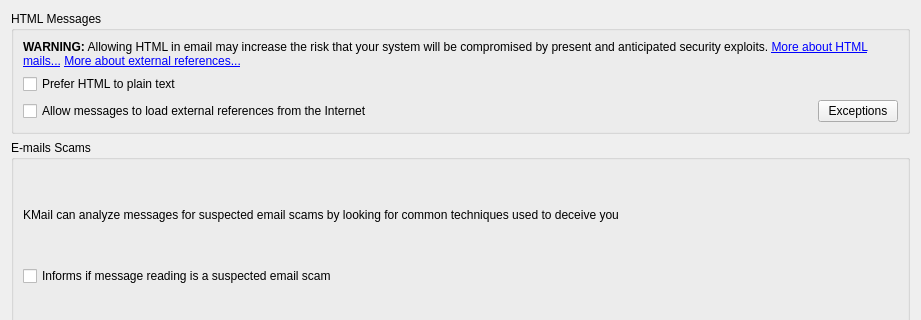
This is src/ui/securitypagegeneraltab.ui in KDE/kmail as Qt 5 draws it before an edit; both pictures show x 0 to 921 and y 0 to 320 of the 921 by 663 pixel window. The edited form follows.
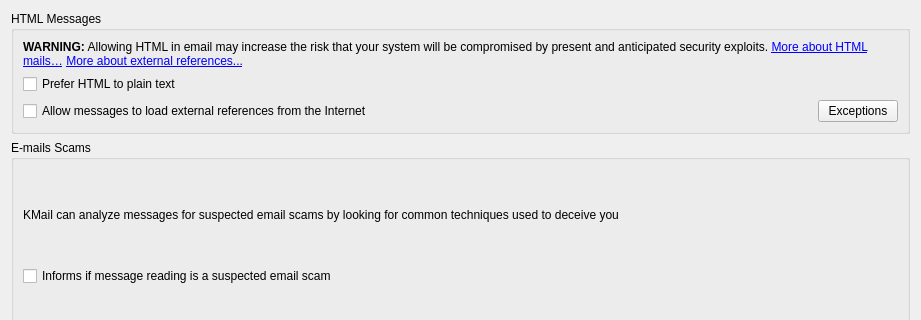
This is the edited form. Custom widgets are drawn as their Qt base class.

The edit to the form file:
```diff
--- a/src/ui/securitypagegeneraltab.ui
+++ b/src/ui/securitypagegeneraltab.ui
@@ -59,7 +59,7 @@
          <enum>Qt::NoContextMenu</enum>
         </property>
         <property name="text">
-         <string>&lt;b&gt;WARNING:&lt;/b&gt; Allowing HTML in email may increase the risk that your system will be compromised by present and anticipated security exploits. &lt;a href=&quot;whatsthis1&quot;&gt;More about HTML mails...&lt;/a&gt; &lt;a href=&quot;whatsthis2&quot;&gt;More about external references...&lt;/a&gt;</string>
+         <string>&lt;b&gt;WARNING:&lt;/b&gt; Allowing HTML in email may increase the risk that your system will be compromised by present and anticipated security exploits. &lt;a href=&quot;whatsthis1&quot;&gt;More about HTML mails…&lt;/a&gt; &lt;a href=&quot;whatsthis2&quot;&gt;More about external references...&lt;/a&gt;</string>
         </property>
         <property name="wordWrap">
          <bool>true</bool>
```
